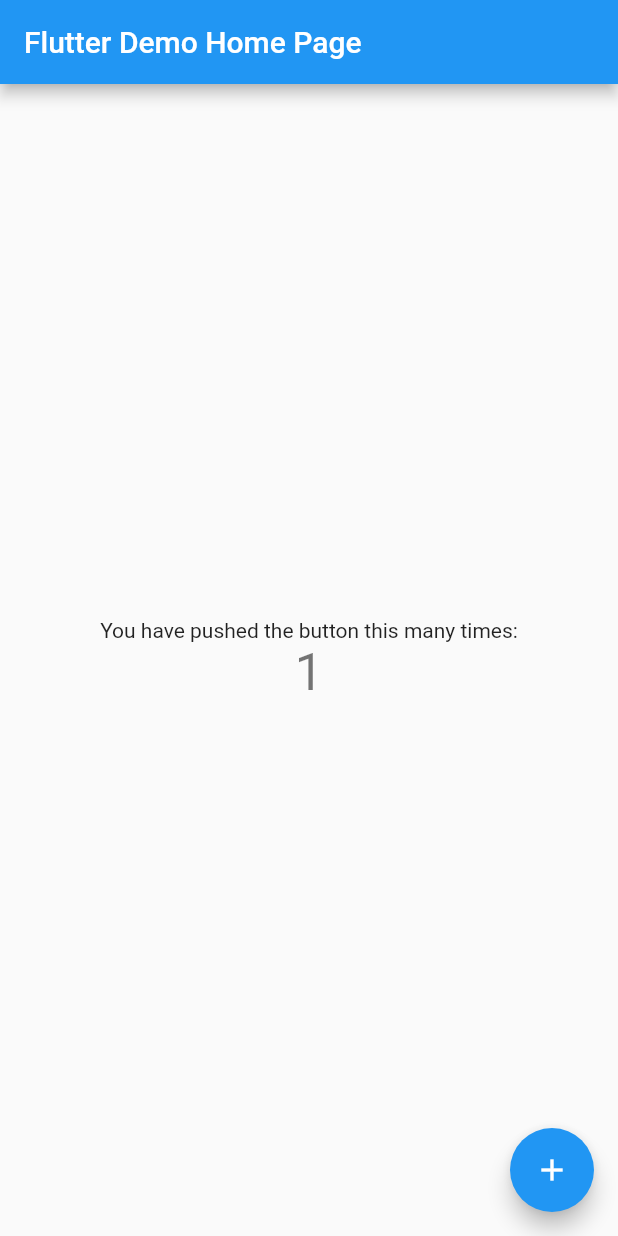
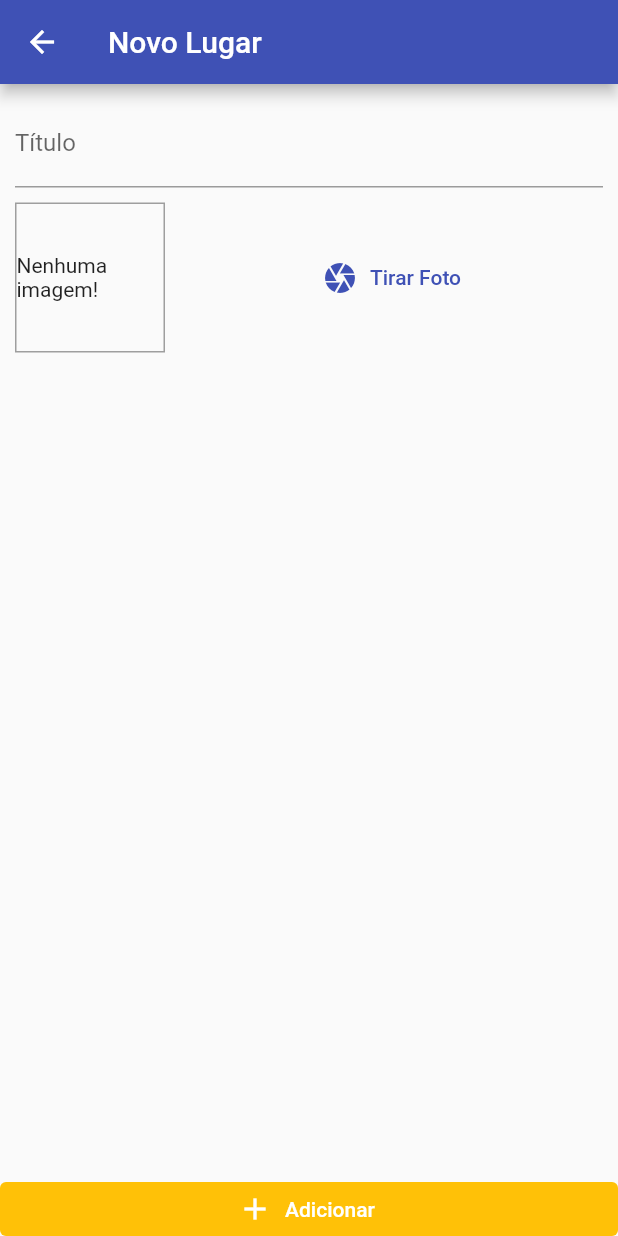
Before and after one commit to dfdevelloper/great_places_app, a Flutter app: the screen it shows after launch, after a tap on the "add" icon, on a phone screen of 412 x 824 dp. Run offline on Flutter 3.47's test engine with Material 2 defaults, Android fonts, the phone set to English and light mode, and no system bars.

Commit message:
start creation of form

```diff
--- a/lib/main.dart
+++ b/lib/main.dart
@@ -1,4 +1,7 @@
 import 'package:flutter/material.dart';
+import 'package:great_places_app/pages/place_form_screen.dart';
+import 'package:great_places_app/pages/places_list_screen.dart';
+import 'package:great_places_app/utils/app_routes.dart';
 
 void main() {
   runApp(MyApp());
@@ -9,105 +12,15 @@ class MyApp extends StatelessWidget {
   @override
   Widget build(BuildContext context) {
     return MaterialApp(
-      title: 'Flutter Demo',
+      title: 'Great Places',
       theme: ThemeData(
-        // This is the theme of your application.
-        //
-        // Try running your application with "flutter run". You'll see the
-        // application has a blue toolbar. Then, without quitting the app, try
-        // changing the primarySwatch below to Colors.green and then invoke
-        // "hot reload" (press "r" in the console where you ran "flutter run",
-        // or simply save your changes to "hot reload" in a Flutter IDE).
-        // Notice that the counter didn't reset back to zero; the application
-        // is not restarted.
-        primarySwatch: Colors.blue,
-      ),
-      home: MyHomePage(title: 'Flutter Demo Home Page'),
+          primarySwatch: Colors.indigo,
+          accentColor: Colors.amber,
+          visualDensity: VisualDensity.adaptivePlatformDensity),
+      home: PlacesListScreen(),
+      routes: {
+        AppRoutes.PLACE_FORM: (ctx) => PlaceFormScreen(),
+      },
     );
   }
 }
-
-class MyHomePage extends StatefulWidget {
-  MyHomePage({Key? key, required this.title}) : super(key: key);
-
-  // This widget is the home page of your application. It is stateful, meaning
-  // that it has a State object (defined below) that contains fields that affect
-  // how it looks.
-
-  // This class is the configuration for the state. It holds the values (in this
-  // case the title) provided by the parent (in this case the App widget) and
-  // used by the build method of the State. Fields in a Widget subclass are
-  // always marked "final".
-
-  final String title;
-
-  @override
-  _MyHomePageState createState() => _MyHomePageState();
-}
-
-class _MyHomePageState extends State<MyHomePage> {
-  int _counter = 0;
-
-  void _incrementCounter() {
-    setState(() {
-      // This call to setState tells the Flutter framework that something has
-      // changed in this State, which causes it to rerun the build method below
-      // so that the display can reflect the updated values. If we changed
-      // _counter without calling setState(), then the build method would not be
-      // called again, and so nothing would appear to happen.
-      _counter++;
-    });
-  }
-
-  @override
-  Widget build(BuildContext context) {
-    // This method is rerun every time setState is called, for instance as done
-    // by the _incrementCounter method above.
-    //
-    // The Flutter framework has been optimized to make rerunning build methods
-    // fast, so that you can just rebuild anything that needs updating rather
-    // than having to individually change instances of widgets.
-    return Scaffold(
-      appBar: AppBar(
-        // Here we take the value from the MyHomePage object that was created by
-        // the App.build method, and use it to set our appbar title.
-        title: Text(widget.title),
-      ),
-      body: Center(
-        // Center is a layout widget. It takes a single child and positions it
-        // in the middle of the parent.
-        child: Column(
-          // Column is also a layout widget. It takes a list of children and
-          // arranges them vertically. By default, it sizes itself to fit its
-          // children horizontally, and tries to be as tall as its parent.
-          //
-          // Invoke "debug painting" (press "p" in the console, choose the
-          // "Toggle Debug Paint" action from the Flutter Inspector in Android
-          // Studio, or the "Toggle Debug Paint" command in Visual Studio Code)
-          // to see the wireframe for each widget.
-          //
-          // Column has various properties to control how it sizes itself and
-          // how it positions its children. Here we use mainAxisAlignment to
-          // center the children vertically; the main axis here is the vertical
-          // axis because Columns are vertical (the cross axis would be
-          // horizontal).
-          mainAxisAlignment: MainAxisAlignment.center,
-          children: <Widget>[
-            Text(
-              'You have pushed the button this many times:',
-            ),
-            Text(
-              '$_counter',
-              style: Theme.of(context).textTheme.headline4,
-            ),
-          ],
-        ),
-      ),
-      floatingActionButton: FloatingActionButton(
-        onPressed: _incrementCounter,
-        tooltip: 'Increment',
-        child: Icon(Icons.add),
-      ), // This trailing comma makes auto-formatting nicer for build methods.
-    );
-  }
-}
--- /dev/null
+++ b/lib/models/places.dart
@@ -0,0 +1,27 @@
+import 'dart:io';
+
+class PlaceLocation {
+  final double latitude;
+  final double longitude;
+  final String? address;
+
+  PlaceLocation({
+    required this.latitude,
+    required this.longitude,
+    this.address,
+  });
+}
+
+class Place {
+  final String id;
+  final String title;
+  final PlaceLocation location;
+  final File img;
+
+  Place({
+    required this.id,
+    required this.title,
+    required this.location,
+    required this.img,
+  });
+}
--- /dev/null
+++ b/lib/pages/place_form_screen.dart
@@ -0,0 +1,57 @@
+import 'package:flutter/material.dart';
+import 'package:great_places_app/widgets/image_input.dart';
+
+class PlaceFormScreen extends StatefulWidget {
+  @override
+  _PlaceFormScreenState createState() => _PlaceFormScreenState();
+}
+
+class _PlaceFormScreenState extends State<PlaceFormScreen> {
+  final _titleController = TextEditingController();
+
+  void _submitForm() {}
+
+  @override
+  Widget build(BuildContext context) {
+    return Scaffold(
+      appBar: AppBar(
+        title: Text('Novo Lugar'),
+      ),
+      body: Column(
+        crossAxisAlignment: CrossAxisAlignment.stretch,
+        children: <Widget>[
+          Expanded(
+            child: SingleChildScrollView(
+              child: Padding(
+                padding: const EdgeInsets.all(10),
+                child: Column(
+                  children: <Widget>[
+                    TextField(
+                      controller: _titleController,
+                      decoration: InputDecoration(
+                        labelText: 'Título',
+                      ),
+                    ),
+                    SizedBox(
+                      height: 10,
+                    ),
+                    ImageInput()
+                  ],
+                ),
+              ),
+            ),
+          ),
+          ElevatedButton.icon(
+            onPressed: _submitForm,
+            icon: Icon(Icons.add),
+            label: Text('Adicionar'),
+            style: ElevatedButton.styleFrom(
+                elevation: 0,
+                primary: Theme.of(context).accentColor,
+                tapTargetSize: MaterialTapTargetSize.shrinkWrap),
+          )
+        ],
+      ),
+    );
+  }
+}
--- /dev/null
+++ b/lib/pages/places_list_screen.dart
@@ -0,0 +1,24 @@
+import 'package:flutter/material.dart';
+import 'package:great_places_app/utils/app_routes.dart';
+
+class PlacesListScreen extends StatelessWidget {
+  @override
+  Widget build(BuildContext context) {
+    return Scaffold(
+      appBar: AppBar(
+        title: Text('Meus lugares'),
+        actions: <Widget>[
+          IconButton(
+            onPressed: () {
+              Navigator.of(context).pushNamed(AppRoutes.PLACE_FORM);
+            },
+            icon: Icon(Icons.add),
+          )
+        ],
+      ),
+      body: Center(
+        child: CircularProgressIndicator(),
+      ),
+    );
+  }
+}
--- /dev/null
+++ b/lib/providers/great_places.dart
@@ -0,0 +1,18 @@
+import 'package:flutter/foundation.dart';
+import 'package:great_places_app/models/places.dart';
+
+class GreatPlaces with ChangeNotifier{
+  List<Place> _items = [];
+
+  List<Place> get items{
+    return [..._items];
+  }
+
+  int get itemsCount{
+    return _items.length;
+  }
+
+  Place itemByIndex(int index){
+    return _items[index];
+  }
+}
--- /dev/null
+++ b/lib/utils/app_routes.dart
@@ -0,0 +1,3 @@
+class AppRoutes {
+  static const String PLACE_FORM = '/place-form';
+}
--- /dev/null
+++ b/lib/widgets/image_input.dart
@@ -0,0 +1,38 @@
+import 'package:flutter/material.dart';
+
+class ImageInput extends StatefulWidget {
+  @override
+  _ImageInputState createState() => _ImageInputState();
+}
+
+class _ImageInputState extends State<ImageInput> {
+  @override
+  Widget build(BuildContext context) {
+    return Row(
+      children: <Widget>[
+        Container(
+          width: 100,
+          height: 100,
+          decoration: BoxDecoration(
+            border: Border.all(
+              width: 1,
+              color: Colors.grey,
+            ),
+          ),
+          alignment: Alignment.center,
+          child: Text('Nenhuma imagem!'),
+        ),
+        SizedBox(
+          width: 10,
+        ),
+        Expanded(
+          child: TextButton.icon(
+            onPressed: () {},
+            icon: Icon(Icons.camera),
+            label: Text('Tirar Foto'),
+          ),
+        )
+      ],
+    );
+  }
+}
--- a/pubspec.yaml
+++ b/pubspec.yaml
@@ -28,6 +28,7 @@ dependencies:
   # The following adds the Cupertino Icons font to your application.
   # Use with the CupertinoIcons class for iOS style icons.
   cupertino_icons: ^1.0.2
+  provider: ^6.0.2
 
 dev_dependencies:
   flutter_test:
```
Also changed, not shown: pubspec.lock.
